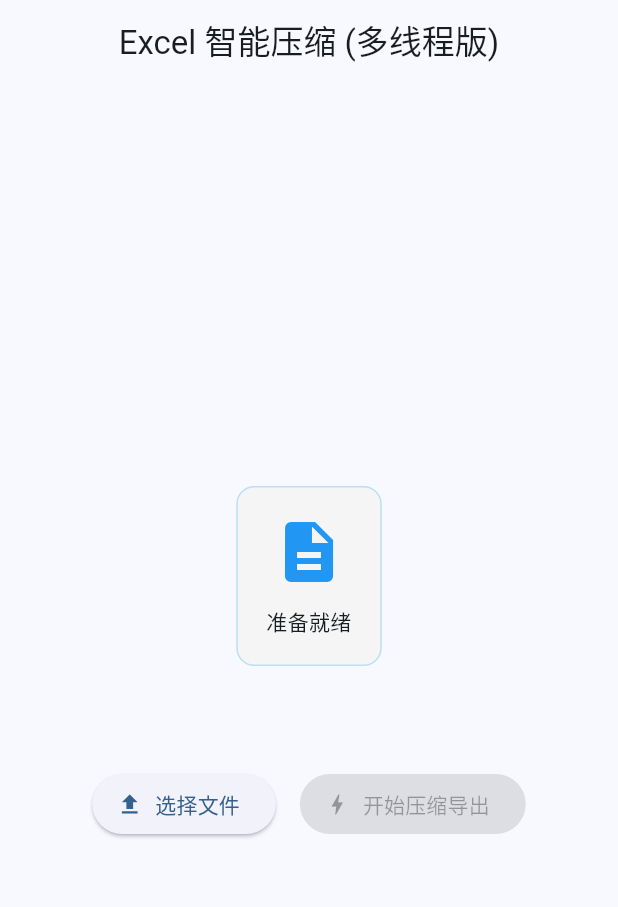
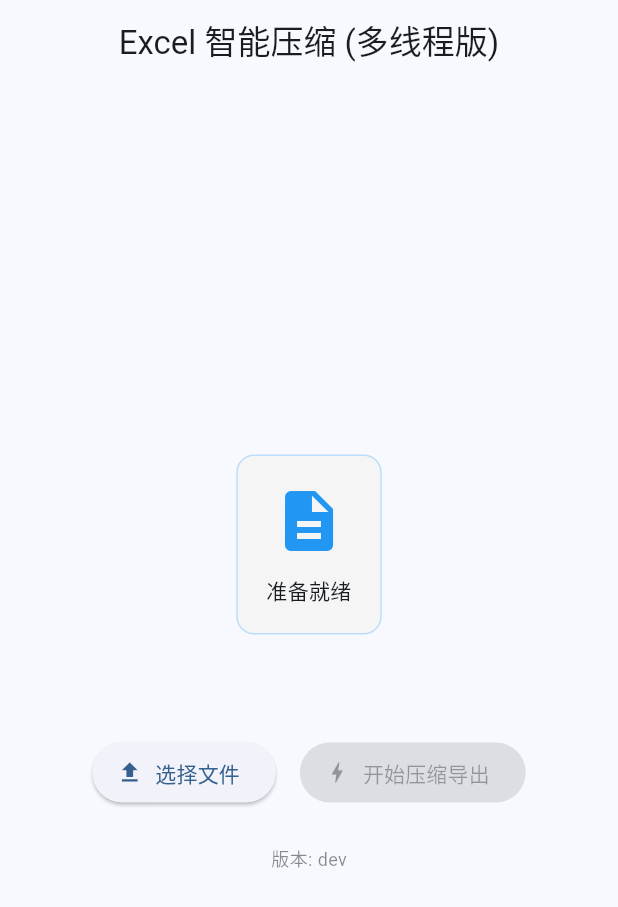
Before and after one commit to qgbd2xvc9p-art/LT, a Flutter app: the screen it shows after launch, on a phone screen of 412 x 824 dp. Shown: the top 907 px of the screen. Run offline on Flutter 3.47's test engine with Material 3 defaults, Android fonts, the phone set to English and light mode, and no system bars; our stand-ins replace file_picker; missing offline and left inert: dart:js.

Commit message:
Show app version and disable PWA cache

```diff
--- a/lib/main.dart
+++ b/lib/main.dart
@@ -9,6 +9,8 @@
 import 'package:xml/xml.dart';
 
 void main() => runApp(const MyApp());
+
+const String kAppVersion = String.fromEnvironment('APP_VERSION', defaultValue: 'dev');
 
 class MyApp extends StatelessWidget {
   const MyApp({super.key});
@@ -70,6 +72,11 @@
                     style: ElevatedButton.styleFrom(backgroundColor: Colors.blue[50]),
                   ),
                 ],
+              ),
+              const SizedBox(height: 24),
+              Text(
+                '版本: $kAppVersion',
+                style: const TextStyle(fontSize: 12, color: Colors.black45),
               ),
             ],
           ),
```
Also changed, not shown: 1 other file.
